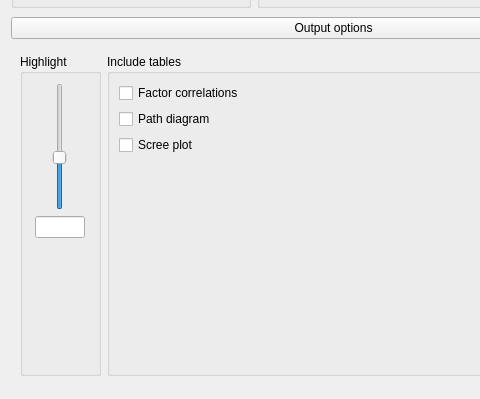
First picture: the form in JASP-Desktop/analysisforms/principalcomponentanalysisform.ui, repository jasp-stats/jasp-desktop, before the edit; both pictures show x 0 to 480 and y 481 to 880 of the 667 by 880 pixel window.
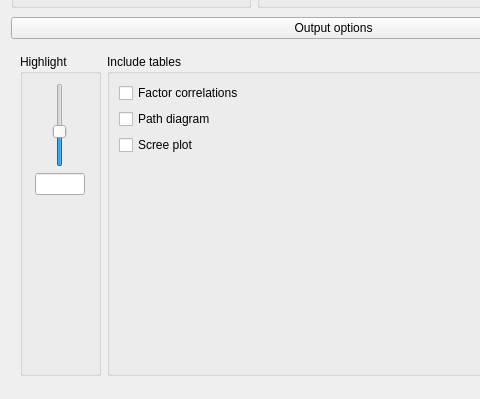
Second picture: the form after the edit. Custom widgets are drawn as their Qt base class.

Commit message: Change in highlight slider in factor analysis must change automatically results

```diff
--- a/JASP-Desktop/analysisforms/principalcomponentanalysisform.ui
+++ b/JASP-Desktop/analysisforms/principalcomponentanalysisform.ui
@@ -186,6 +186,18 @@
            <layout class="QGridLayout" name="gridLayout_3">
             <item row="1" column="0" alignment="Qt::AlignHCenter">
              <widget class="QSlider" name="highlightSlider">
+              <property name="sizePolicy">
+               <sizepolicy hsizetype="Fixed" vsizetype="Preferred">
+                <horstretch>0</horstretch>
+                <verstretch>0</verstretch>
+               </sizepolicy>
+              </property>
+              <property name="minimumSize">
+               <size>
+                <width>0</width>
+                <height>70</height>
+               </size>
+              </property>
               <property name="maximum">
                <number>100</number>
               </property>
```
The commit also changes 4 other files.
